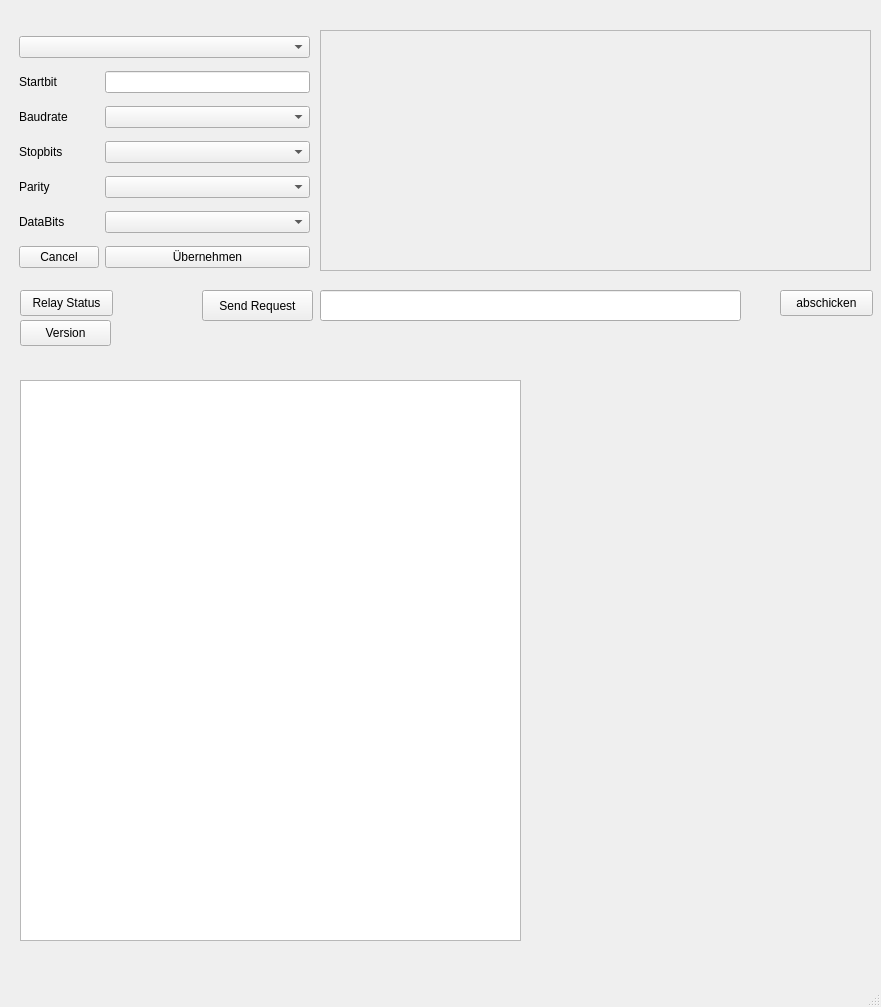
Old version of the form mainwindow.ui in the repository paulwesinger/ModbusLinux.
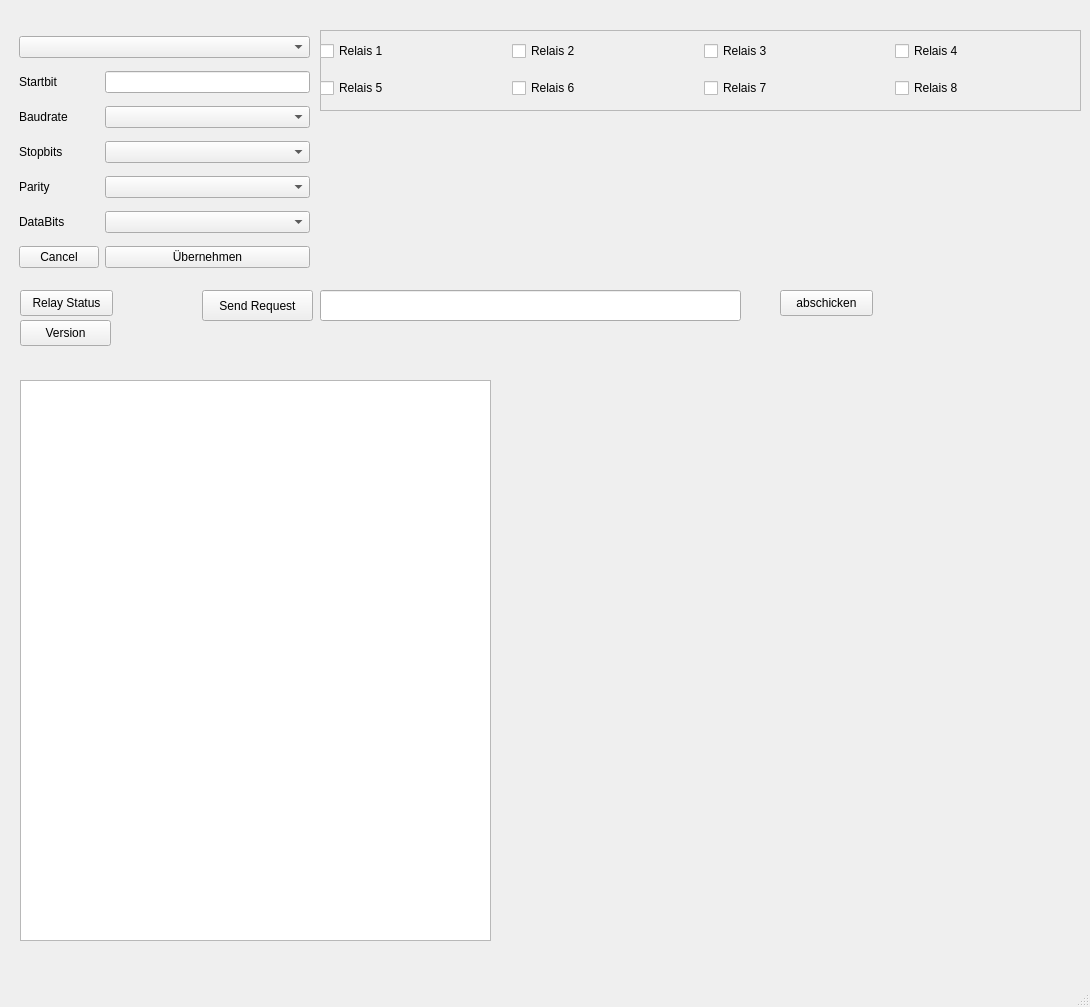
New version of the form.

Commit message: add checkbox for controlling relays

The edit to the form file:
```diff
--- a/mainwindow.ui
+++ b/mainwindow.ui
@@ -6,7 +6,7 @@
    <rect>
     <x>0</x>
     <y>0</y>
-    <width>881</width>
+    <width>1090</width>
     <height>1007</height>
    </rect>
   </property>
@@ -98,8 +98,8 @@
      <rect>
       <x>320</x>
       <y>30</y>
-      <width>551</width>
-      <height>241</height>
+      <width>761</width>
+      <height>81</height>
      </rect>
     </property>
     <property name="frameShape">
@@ -108,6 +108,74 @@
     <property name="frameShadow">
      <enum>QFrame::Shadow::Raised</enum>
     </property>
+    <widget class="QWidget" name="gridLayoutWidget_2">
+     <property name="geometry">
+      <rect>
+       <x>0</x>
+       <y>0</y>
+       <width>761</width>
+       <height>81</height>
+      </rect>
+     </property>
+     <layout class="QGridLayout" name="gridLayout_2">
+      <item row="0" column="0">
+       <widget class="QCheckBox" name="rbRelay_1">
+        <property name="text">
+         <string>Relais 1</string>
+        </property>
+       </widget>
+      </item>
+      <item row="0" column="2">
+       <widget class="QCheckBox" name="rbRelay_3">
+        <property name="text">
+         <string>Relais 3</string>
+        </property>
+       </widget>
+      </item>
+      <item row="0" column="3">
+       <widget class="QCheckBox" name="rbRelay_4">
+        <property name="text">
+         <string>Relais 4</string>
+        </property>
+       </widget>
+      </item>
+      <item row="1" column="0">
+       <widget class="QCheckBox" name="rbRelay_5">
+        <property name="text">
+         <string>Relais 5</string>
+        </property>
+       </widget>
+      </item>
+      <item row="1" column="1">
+       <widget class="QCheckBox" name="rbRelay_6">
+        <property name="text">
+         <string>Relais 6</string>
+        </property>
+       </widget>
+      </item>
+      <item row="1" column="3">
+       <widget class="QCheckBox" name="rbRelay_8">
+        <property name="text">
+         <string>Relais 8</string>
+        </property>
+       </widget>
+      </item>
+      <item row="0" column="1">
+       <widget class="QCheckBox" name="rbrelay_2">
+        <property name="text">
+         <string>Relais 2</string>
+        </property>
+       </widget>
+      </item>
+      <item row="1" column="2">
+       <widget class="QCheckBox" name="rbrelay_7">
+        <property name="text">
+         <string>Relais 7</string>
+        </property>
+       </widget>
+      </item>
+     </layout>
+    </widget>
    </widget>
    <widget class="QPushButton" name="pbTelegram">
     <property name="geometry">
@@ -150,7 +218,7 @@
      <rect>
       <x>20</x>
       <y>380</y>
-      <width>501</width>
+      <width>471</width>
       <height>561</height>
      </rect>
     </property>
```
Left out of the diff: 2 changed lines with no effect on the pictures. The commit also changes 2 other files.
